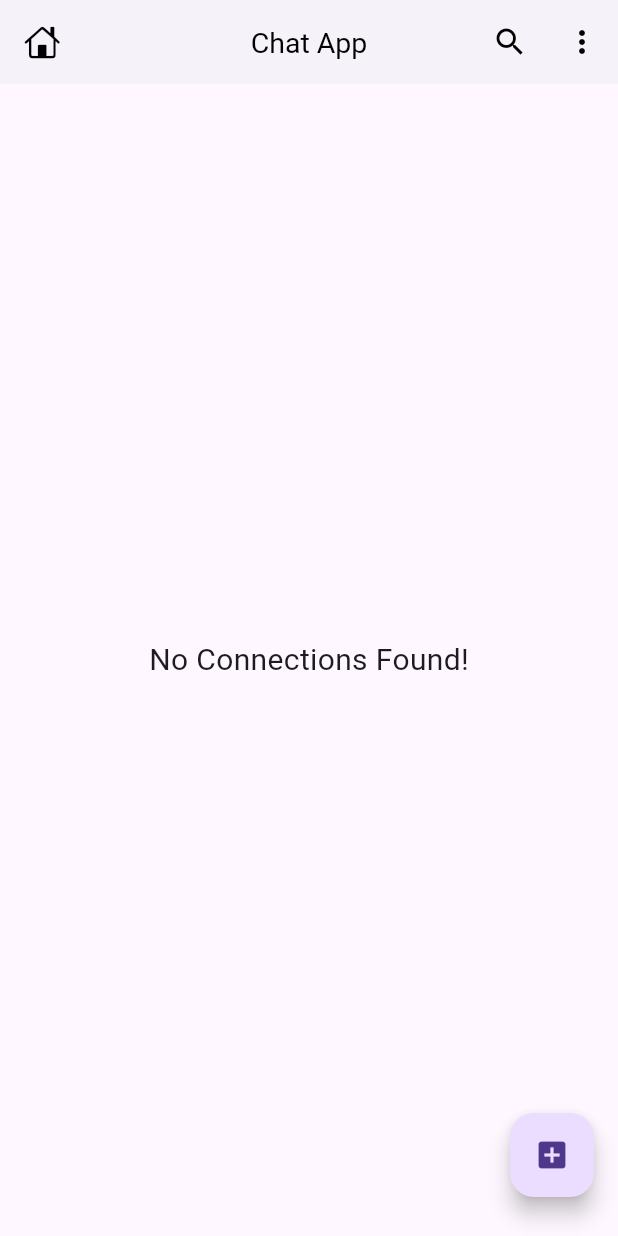
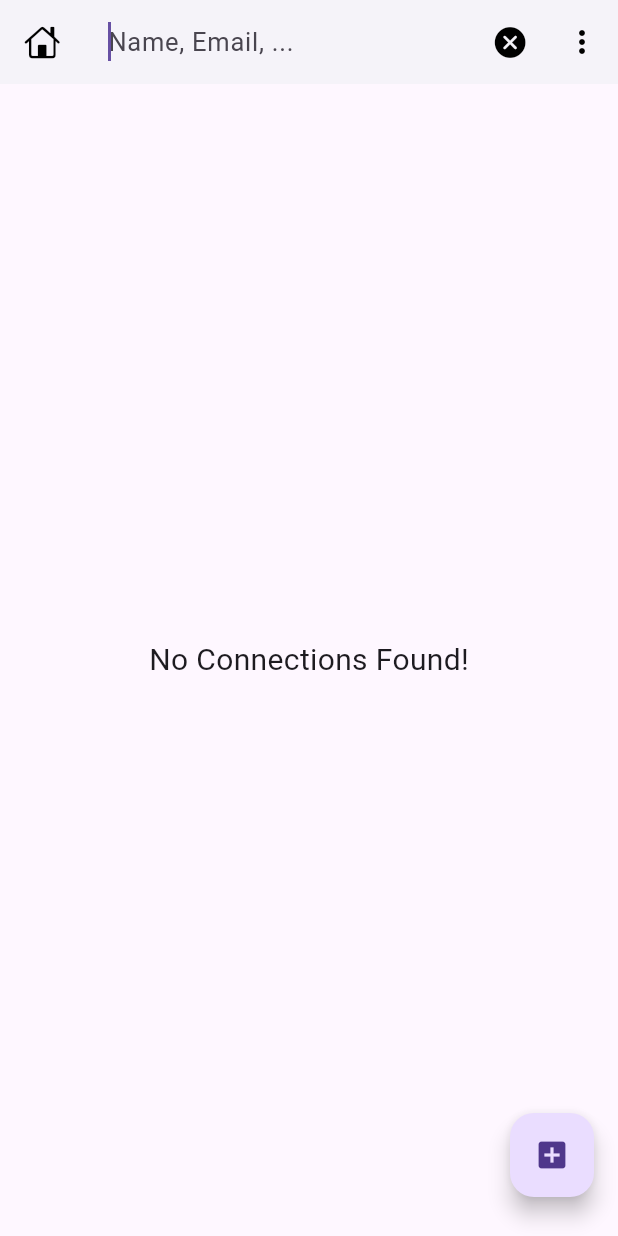
Before and after one commit to amisg/chatapp, a Flutter app: the HomeSreen screen opened directly, after a tap on the "search" icon, on a phone screen of 412 x 824 dp. Run offline on Flutter 3.47's test engine with Material 3 defaults, Android fonts, the phone set to English and light mode, and no system bars; our stand-ins replace cached_network_image, cloud_firestore, firebase_auth, firebase_core, google_sign_in; accounts and stored records are empty.

Commit message:
search button implementation

```diff
--- a/lib/screens/home_sreen.dart
+++ b/lib/screens/home_sreen.dart
@@ -16,7 +16,13 @@ class HomeSreen extends StatefulWidget {
 }
 
 class _HomePageState extends State<HomeSreen> {
-  List<ChatUser> list = [];
+  List<ChatUser> _list = [];
+
+  // for storing searched items
+  final List<ChatUser> _searchList = [];
+  // for storing search status
+  bool _isSearching = false;
+
   @override
   void initState() {
     super.initState();
@@ -29,10 +35,47 @@ class _HomePageState extends State<HomeSreen> {
       //app bar
       appBar: AppBar(
         leading: const Icon(CupertinoIcons.home),
-        title: const Text('Chat App'),
+        title:
+            _isSearching
+                ? TextField(
+                  decoration: const InputDecoration(
+                    border: InputBorder.none,
+                    hintText: 'Name, Email, ...',
+                  ),
+                  autofocus: true,
+                  style: const TextStyle(fontSize: 17, letterSpacing: 0.5),
+                  //when search text changes then updated search list
+                  onChanged: (val) {
+                    setState(() {
+                      _searchList.clear();
+                      _searchList.addAll(
+                        _list.where(
+                          (user) =>
+                              user.name.toLowerCase().contains(
+                                val.toLowerCase(),
+                              ) ||
+                              user.email.toLowerCase().contains(
+                                val.toLowerCase(),
+                              ),
+                        ),
+                      );
+                    });
+                  },
+                )
+                : const Text('Chat App'),
         actions: [
           //search user button
-          IconButton(onPressed: () {}, icon: const Icon(Icons.search)),
+          //search user button
+          IconButton(
+            onPressed: () {
+              setState(() {
+                _isSearching = !_isSearching;
+              });
+            },
+            icon: Icon(
+              _isSearching ? CupertinoIcons.clear_circled_solid : Icons.search,
+            ),
+          ),
 
           //more features button
           IconButton(
@@ -70,16 +113,18 @@ class _HomePageState extends State<HomeSreen> {
             case ConnectionState.active:
             case ConnectionState.done:
               final data = snapshot.data?.docs;
-              list =
+              _list =
                   data?.map((e) => ChatUser.fromJson(e.data())).toList() ?? [];
 
-              if (list.isNotEmpty) {
+              if (_list.isNotEmpty) {
                 return ListView.builder(
-                  itemCount: list.length,
+                  itemCount: _isSearching ? _searchList.length : _list.length,
                   padding: EdgeInsets.only(top: mq.height * .01),
                   physics: const BouncingScrollPhysics(),
                   itemBuilder: (context, index) {
-                    return ChatUserCard(user: list[index]);
+                    return ChatUserCard(
+                      user: _isSearching ? _searchList[index] : _list[index],
+                    );
                     // return Text('Name: ${list[index]}');
                   },
                 );
```
